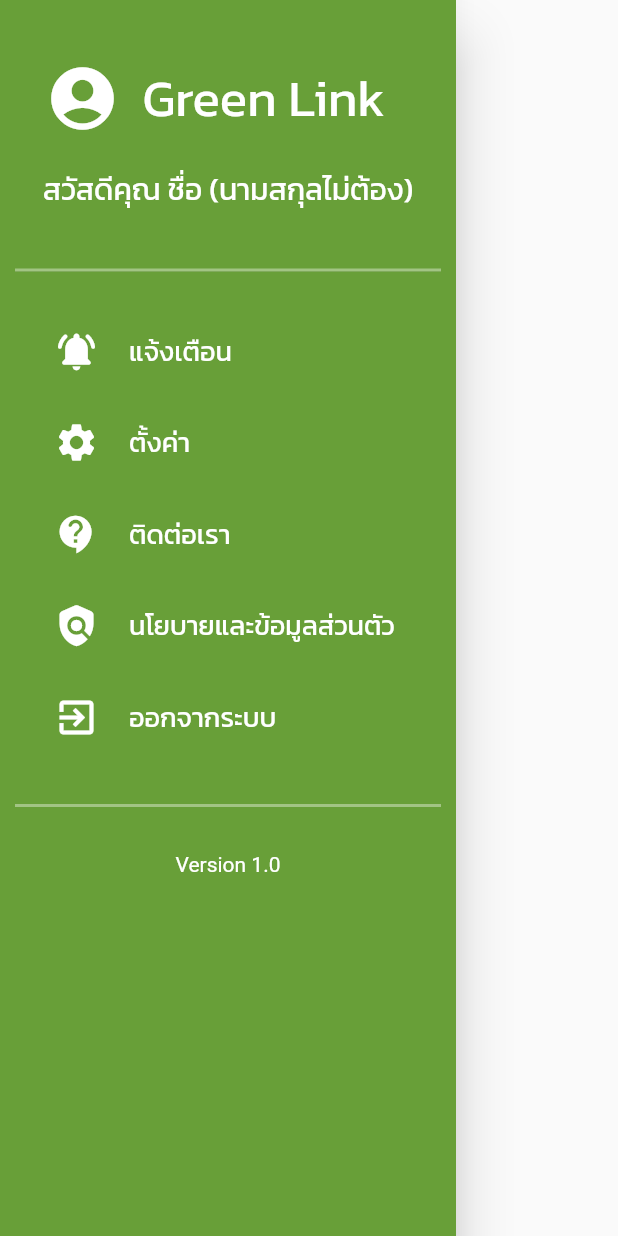
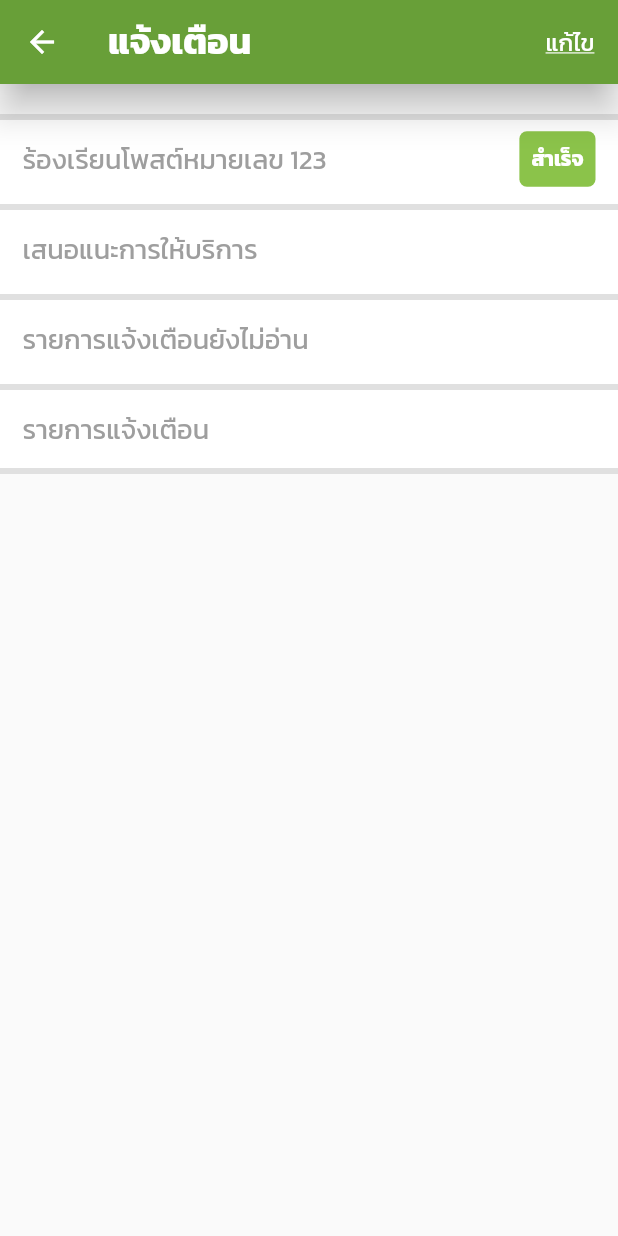
Before and after one commit to roongsetfire/Greenlink, a Flutter app: the DrawMenu1 widget shown alone on an empty page, opened directly, after a tap on "แจ้งเตือน", on a phone screen of 412 x 824 dp. Run offline on Flutter 3.47's test engine with Material 2 defaults, Android fonts, the phone set to English and light mode, and no system bars; our stand-ins replace curved_navigation_bar, flutter_signin_button, flutter_switch, google_maps_flutter, location.

Commit message:
Notification

```diff
--- a/lib/Widget-Other/Drawer.dart
+++ b/lib/Widget-Other/Drawer.dart
@@ -73,7 +73,9 @@ class _DrawMenu1State extends State<DrawMenu1> {
                   createDrawerItem(
                       icon: Icons.notifications_active_rounded,
                       text: 'แจ้งเตือน',
-                      onTap: () {}),
+                      onTap: () {
+                        Navigator.pushNamed(context, '/Notification');
+                      }),
                   createDrawerItem(
                       icon: Icons.settings,
                       text: 'ตั้งค่า',
--- /dev/null
+++ b/lib/Widget-Other/Notification.dart
@@ -0,0 +1,248 @@
+import 'package:flutter/material.dart';
+
+class Notificate extends StatefulWidget {
+  @override
+  _NotificateState createState() => _NotificateState();
+}
+
+class _NotificateState extends State<Notificate> {
+  //หัวข้อรายการ
+  List<String> listNotification = [
+    'ร้องเรียนโพสต์หมายเลข 123',
+    'เสนอแนะการให้บริการ',
+    'รายการแจ้งเตือนยังไม่อ่าน',
+    'รายการแจ้งเตือน'
+  ];
+  //สีที่เปลี่ยนแต่ละ list
+  List<Color> listColor;
+  // กดแก้ไขจะขึ้น checkbox
+  bool edit = false;
+  //กด checkbox แต่ละอันได้
+  List<bool> checklist;
+  @override
+  Widget build(BuildContext context) {
+    return Scaffold(
+      //แถบ appbar บนสุด
+      appBar: AppBar(
+        elevation: 10,
+        title: Text(
+          'แจ้งเตือน',
+          style: TextStyle(
+              fontFamily: 'Kanit',
+              color: Colors.white,
+              fontWeight: FontWeight.bold,
+              fontSize: 24),
+        ),
+        backgroundColor: Colors.lightGreen.shade700,
+        actions: [
+          TextButton(
+              onPressed: () {
+                setState(() {
+                  edit = !edit;
+                });
+              },
+              child: Text(
+                'แก้ไข',
+                style: TextStyle(
+                    fontFamily: 'Kanit',
+                    color: Colors.white,
+                    fontSize: 16,
+                    decoration: TextDecoration.underline),
+              ))
+        ],
+      ),
+
+      // list รายการแจ้งเตือนแต่ละรายการ
+      body: (listNotification.length == 0)
+          ? Center(
+              child: Text(
+                'ไม่มีแจ้งเตือนที่เหลืออยู่',
+                style: TextStyle(fontFamily: 'Kanit',fontSize: 30,color: Colors.lightGreen.shade700),
+              ),
+            )
+          : Column(
+              mainAxisAlignment: MainAxisAlignment.spaceBetween,
+              children: [
+                Container(
+                  margin: EdgeInsets.only(top: 20),
+                  child: ListView.builder(
+                      shrinkWrap: true,
+                      itemCount: listNotification.length,
+                      itemBuilder: (BuildContext context, int index) {
+                        return InkWell(
+                          onTap: () {
+                            if (!edit) {
+                              setState(() {
+                                listColor[index] = Colors.grey.shade200;
+                              });
+                            }
+                            print(index);
+                          },
+                          child: Container(
+                            padding: EdgeInsets.fromLTRB(15, 0, 15, 0),
+                            height: 60,
+                            decoration: BoxDecoration(
+                              color: listColor[index],
+                              border: Border(
+                                  top: BorderSide(
+                                      color: Colors.grey.shade300, width: 4),
+                                  bottom: BorderSide(
+                                      color:
+                                          (index == listNotification.length - 1)
+                                              ? Colors.grey.shade300
+                                              : Colors.transparent,
+                                      width: 4)),
+                            ),
+                            child: Row(
+                              mainAxisAlignment: MainAxisAlignment.spaceBetween,
+                              crossAxisAlignment: CrossAxisAlignment.center,
+                              children: [
+                                Row(
+                                  children: [
+                                    (edit)
+                                        ? Checkbox(
+                                            activeColor: Colors.green.shade600,
+                                            value: checklist[index],
+                                            onChanged: (value) {
+                                              setState(() {
+                                                checklist[index] = value;
+                                              });
+                                            },
+                                          )
+                                        : Container(),
+                                    Text(
+                                      listNotification[index],
+                                      style: TextStyle(
+                                        fontFamily: 'Kanit',
+                                        color: Colors.grey,
+                                        fontSize: 18,
+                                      ),
+                                    ),
+                                  ],
+                                ),
+                                (listNotification[index]
+                                        .startsWith('ร้องเรียน'))
+                                    ? Container(
+                                        padding: EdgeInsets.all(8),
+                                        decoration: BoxDecoration(
+                                            borderRadius:
+                                                BorderRadius.circular(5),
+                                            color: Colors.lightGreen.shade500),
+                                        child: Text(
+                                          'สำเร็จ',
+                                          style: TextStyle(
+                                              fontFamily: 'Kanit',
+                                              fontWeight: FontWeight.bold,
+                                              color: Colors.white),
+                                        ),
+                                      )
+                                    : Container(),
+                              ],
+                            ),
+                          ),
+                        );
+                      }),
+                ),
+                // ปุ่ม 2 ปุ่ม ข้างล่างสุด
+                (edit)
+                    ? Container(
+                        margin: EdgeInsets.only(bottom: 30),
+                        child: Row(
+                          mainAxisAlignment: MainAxisAlignment.spaceAround,
+                          children: [
+                            // button 1
+                            Container(
+                                height: 40,
+                                width: 120,
+                                child: ElevatedButton(
+                                    style: ButtonStyle(
+                                      backgroundColor:
+                                          MaterialStateProperty.all(
+                                              Colors.lightGreen),
+                                      shape: MaterialStateProperty.all(
+                                        RoundedRectangleBorder(
+                                            borderRadius:
+                                                BorderRadius.circular(20)),
+                                      ),
+                                    ),
+                                    onPressed: () {
+                                      //ต้องกดแก้ไขก่อน ถึงจะกดเลือกทั้งหมดได้
+                                      if (edit) {
+                                        setState(() {
+                                          for (var i = 0;
+                                              i < checklist.length;
+                                              i++) {
+                                            checklist[i] = !checklist[i];
+                                          }
+                                        });
+                                      }
+                                    },
+                                    child: Text(
+                                      'เลือกทั้งหมด',
+                                      style: TextStyle(
+                                          fontFamily: 'Kanit', fontSize: 16),
+                                    ))),
+
+                            //button2
+                            Container(
+                                height: 40,
+                                width: 120,
+                                child: ElevatedButton(
+                                    style: ButtonStyle(
+                                      backgroundColor:
+                                          MaterialStateProperty.all(
+                                              Colors.orange),
+                                      shape: MaterialStateProperty.all(
+                                        RoundedRectangleBorder(
+                                            borderRadius:
+                                                BorderRadius.circular(20)),
+                                      ),
+                                    ),
+                                    onPressed: () {
+                                      // หลักการคือเราจะสร้าง listRemaining มาเก็บค่าที่ไม่ได้ checkbox เพื่อเอาไปวาด widget ใหม่ ส่วนค่าที่ check จะไม่เลือกมา add
+                                      List<String> listRemaining = [];
+                                      if (edit) {
+                                        for (var i = 0;
+                                            i < checklist.length;
+                                            i++) {
+                                          if (checklist[i] == false) {
+                                            listRemaining
+                                                .add(listNotification[i]);
+                                          }
+                                        }
+
+                                        setState(() {
+                                          listNotification = listRemaining;
+                                          listColor = List.generate(
+                                              listNotification.length,
+                                              (index) => Colors.white);
+                                          checklist = List.generate(
+                                              listNotification.length,
+                                              (index) => false);
+                                        });
+                                        //ลอง uncomment 2 ล่างดูถ้าเกิดสงสัย
+                                        // print(listNotification);
+                                        // print(checklist);
+                                      }
+                                      print(listNotification);
+                                    },
+                                    child: Text(
+                                      'ลบ',
+                                      style: TextStyle(
+                                          fontFamily: 'Kanit', fontSize: 16),
+                                    ))),
+                          ],
+                        ),
+                      )
+                    : Container()
+              ],
+            ),
+    );
+  }
+
+//constructor ไว้ประกาศตอนต้นก่อนวาดแอพ
+  _NotificateState() {
+    listColor = List.generate(listNotification.length, (index) => Colors.white);
+    checklist = List.generate(listNotification.length, (index) => false);
+  }
+}
--- a/lib/router.dart
+++ b/lib/router.dart
@@ -3,6 +3,7 @@ import 'package:project_bin/Checklist/checklistpage1.dart';
 import 'package:project_bin/Signup/Map_AddLocation.dart';
 import 'package:project_bin/Signup/Signup.dart';
 import 'package:project_bin/Widget-Other/Setting.dart';
+import 'package:project_bin/Widget-Other/Notification.dart';
 import 'package:project_bin/login/login_Firstpage.dart';
 
 final Map<String, WidgetBuilder> routes = {
@@ -11,4 +12,5 @@ final Map<String, WidgetBuilder> routes = {
   '/MapSignUp': (BuildContext context) => MapSignUp(),
   '/Checklist1': (BuildContext context) => Checklist1(),
   '/Setting': (BuildContext context) => Setting(),
+  '/Notification': (BuildContext context) => Notificate(),
 };
```
